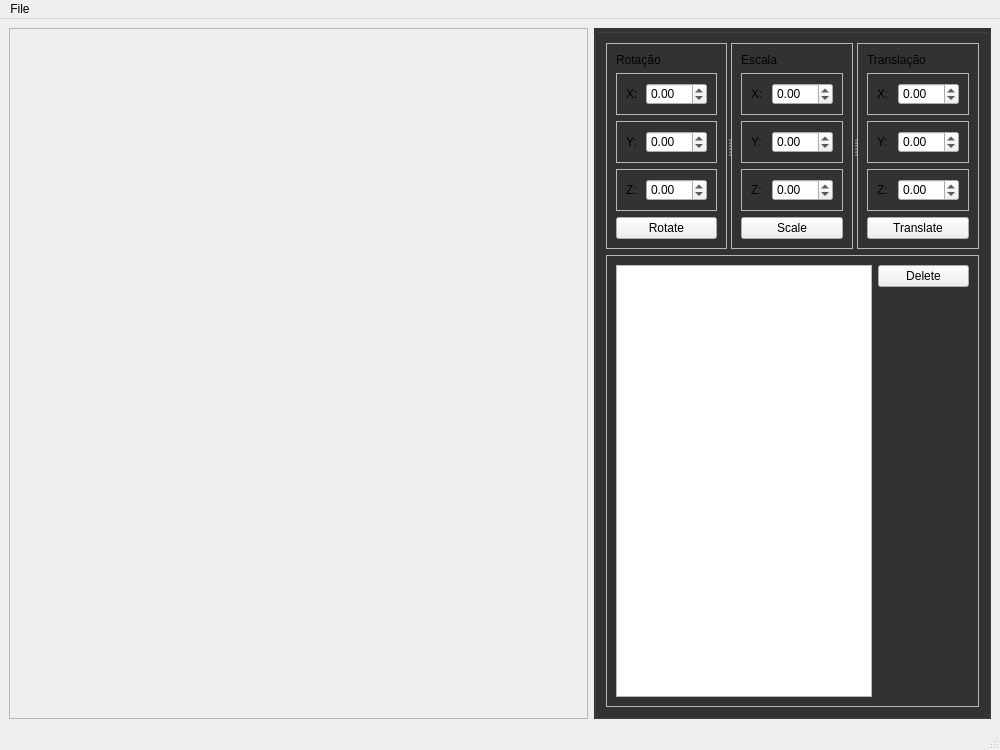
This is mainwindow.ui in rafinha285/CG as Qt 5 draws it before an edit. The edited form follows.
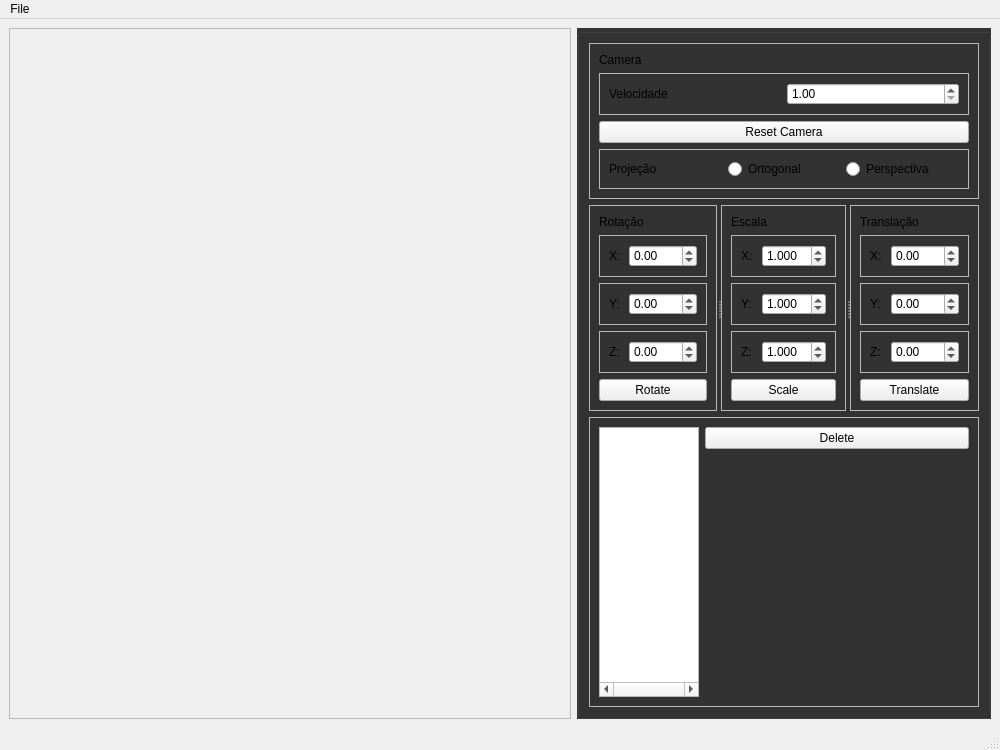
This is the edited form.

```diff
--- a/mainwindow.ui
+++ b/mainwindow.ui
@@ -46,6 +46,91 @@
 }</string>
       </property>
       <layout class="QVBoxLayout" name="verticalLayout_2">
+       <item>
+        <widget class="QFrame" name="frame_3">
+         <property name="frameShape">
+          <enum>QFrame::Shape::StyledPanel</enum>
+         </property>
+         <property name="frameShadow">
+          <enum>QFrame::Shadow::Raised</enum>
+         </property>
+         <layout class="QVBoxLayout" name="verticalLayout_5">
+          <item>
+           <widget class="QLabel" name="label">
+            <property name="text">
+             <string>Camera</string>
+            </property>
+           </widget>
+          </item>
+          <item>
+           <widget class="QFrame" name="frame_4">
+            <property name="frameShape">
+             <enum>QFrame::Shape::StyledPanel</enum>
+            </property>
+            <property name="frameShadow">
+             <enum>QFrame::Shadow::Raised</enum>
+            </property>
+            <layout class="QHBoxLayout" name="horizontalLayout_13">
+             <item>
+              <widget class="QLabel" name="label_2">
+               <property name="text">
+                <string>Velocidade</string>
+               </property>
+              </widget>
+             </item>
+             <item>
+              <widget class="QDoubleSpinBox" name="cameraSpeedValue">
+               <property name="minimum">
+                <double>1.000000000000000</double>
+               </property>
+              </widget>
+             </item>
+            </layout>
+           </widget>
+          </item>
+          <item>
+           <widget class="QPushButton" name="resetCameraButton">
+            <property name="text">
+             <string>Reset Camera</string>
+            </property>
+           </widget>
+          </item>
+          <item>
+           <widget class="QFrame" name="frame_2">
+            <property name="frameShape">
+             <enum>QFrame::Shape::StyledPanel</enum>
+            </property>
+            <property name="frameShadow">
+             <enum>QFrame::Shadow::Raised</enum>
+            </property>
+            <layout class="QHBoxLayout" name="horizontalLayout_12">
+             <item>
+              <widget class="QLabel" name="projectionLabel">
+               <property name="text">
+                <string>Projeção</string>
+               </property>
+              </widget>
+             </item>
+             <item>
+              <widget class="QRadioButton" name="orthogonalRadioButton">
+               <property name="text">
+                <string>Ortogonal</string>
+               </property>
+              </widget>
+             </item>
+             <item>
+              <widget class="QRadioButton" name="perspectiveRadioButton">
+               <property name="text">
+                <string>Perspectiva</string>
+               </property>
+              </widget>
+             </item>
+            </layout>
+           </widget>
+          </item>
+         </layout>
+        </widget>
+       </item>
        <item>
         <widget class="QSplitter" name="splitter">
          <property name="orientation">
@@ -103,7 +188,10 @@
               <item>
                <widget class="QDoubleSpinBox" name="xRotationValue">
                 <property name="minimum">
-                 <double>-99.000000000000000</double>
+                 <double>-359.000000000000000</double>
+                </property>
+                <property name="maximum">
+                 <double>359.000000000000000</double>
                 </property>
                </widget>
               </item>
@@ -141,7 +229,10 @@
               <item>
                <widget class="QDoubleSpinBox" name="yRotatinoValue">
                 <property name="minimum">
-                 <double>-99.000000000000000</double>
+                 <double>-359.000000000000000</double>
+                </property>
+                <property name="maximum">
+                 <double>359.000000000000000</double>
                 </property>
                </widget>
               </item>
@@ -179,7 +270,10 @@
               <item>
                <widget class="QDoubleSpinBox" name="zRotationValue">
                 <property name="minimum">
-                 <double>-99.000000000000000</double>
+                 <double>-359.000000000000000</double>
+                </property>
+                <property name="maximum">
+                 <double>359.000000000000000</double>
                 </property>
                </widget>
               </item>
@@ -246,8 +340,20 @@
               </item>
               <item>
                <widget class="QDoubleSpinBox" name="xScaleValue">
+                <property name="decimals">
+                 <number>3</number>
+                </property>
                 <property name="minimum">
-                 <double>-99.000000000000000</double>
+                 <double>0.001000000000000</double>
+                </property>
+                <property name="singleStep">
+                 <double>0.001000000000000</double>
+                </property>
+                <property name="stepType">
+                 <enum>QAbstractSpinBox::StepType::AdaptiveDecimalStepType</enum>
+                </property>
+                <property name="value">
+                 <double>1.000000000000000</double>
                 </property>
                </widget>
               </item>
@@ -284,8 +390,20 @@
               </item>
               <item>
                <widget class="QDoubleSpinBox" name="yScaleValue">
+                <property name="decimals">
+                 <number>3</number>
+                </property>
                 <property name="minimum">
-                 <double>-99.000000000000000</double>
+                 <double>0.001000000000000</double>
+                </property>
+                <property name="singleStep">
+                 <double>0.001000000000000</double>
+                </property>
+                <property name="stepType">
+                 <enum>QAbstractSpinBox::StepType::AdaptiveDecimalStepType</enum>
+                </property>
+                <property name="value">
+                 <double>1.000000000000000</double>
                 </property>
                </widget>
               </item>
@@ -322,8 +440,20 @@
               </item>
               <item>
                <widget class="QDoubleSpinBox" name="zScaleValue">
+                <property name="decimals">
+                 <number>3</number>
+                </property>
                 <property name="minimum">
-                 <double>-99.000000000000000</double>
+                 <double>0.001000000000000</double>
+                </property>
+                <property name="singleStep">
+                 <double>0.001000000000000</double>
+                </property>
+                <property name="stepType">
+                 <enum>QAbstractSpinBox::StepType::AdaptiveDecimalStepType</enum>
+                </property>
+                <property name="value">
+                 <double>1.000000000000000</double>
                 </property>
                </widget>
               </item>
@@ -394,7 +524,10 @@
               <item>
                <widget class="QDoubleSpinBox" name="xTranslationValue">
                 <property name="minimum">
-                 <double>-99.000000000000000</double>
+                 <double>-999.000000000000000</double>
+                </property>
+                <property name="maximum">
+                 <double>999.000000000000000</double>
                 </property>
                </widget>
               </item>
@@ -426,7 +559,10 @@
               <item>
                <widget class="QDoubleSpinBox" name="yTranslationValue">
                 <property name="minimum">
-                 <double>-99.000000000000000</double>
+                 <double>-999.000000000000000</double>
+                </property>
+                <property name="maximum">
+                 <double>999.000000000000000</double>
                 </property>
                </widget>
               </item>
@@ -458,7 +594,10 @@
               <item>
                <widget class="QDoubleSpinBox" name="zTranslationValue">
                 <property name="minimum">
-                 <double>-99.000000000000000</double>
+                 <double>-999.000000000000000</double>
+                </property>
+                <property name="maximum">
+                 <double>999.000000000000000</double>
                 </property>
                </widget>
               </item>
@@ -478,6 +617,12 @@
        </item>
        <item>
         <widget class="QFrame" name="frame">
+         <property name="sizePolicy">
+          <sizepolicy hsizetype="Minimum" vsizetype="Minimum">
+           <horstretch>0</horstretch>
+           <verstretch>0</verstretch>
+          </sizepolicy>
+         </property>
          <property name="frameShape">
           <enum>QFrame::Shape::StyledPanel</enum>
          </property>
@@ -493,6 +638,12 @@
               <verstretch>0</verstretch>
              </sizepolicy>
             </property>
+            <property name="horizontalScrollBarPolicy">
+             <enum>Qt::ScrollBarPolicy::ScrollBarAlwaysOn</enum>
+            </property>
+            <property name="sizeAdjustPolicy">
+             <enum>QAbstractScrollArea::SizeAdjustPolicy::AdjustToContents</enum>
+            </property>
            </widget>
           </item>
           <item alignment="Qt::AlignmentFlag::AlignTop">
```
Left out of the diff: 6 changed lines with no effect on the pictures.
